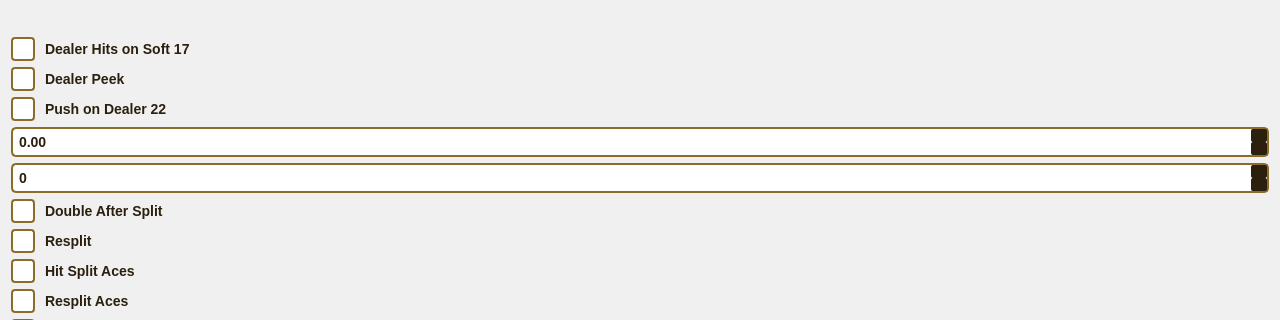
owenharvey78/blackjack-learning-game, file ruleset_widget.ui: the form before one commit; both pictures show x 0 to 1280 and y 123 to 443 of the 1280 by 720 pixel window.
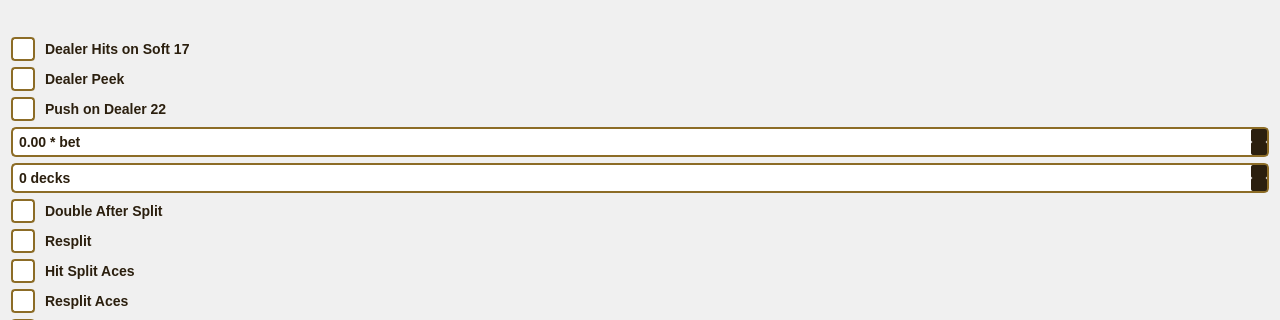
The form after the commit. Icons and pictures are not drawn.

Patch:
```diff
--- a/ruleset_widget.ui
+++ b/ruleset_widget.ui
@@ -185,6 +185,9 @@
      </item>
      <item>
       <widget class="QDoubleSpinBox" name="blackJackPayout">
+       <property name="suffix">
+        <string> * bet</string>
+       </property>
        <property name="maximum">
         <double>3.000000000000000</double>
        </property>
@@ -192,6 +195,9 @@
      </item>
      <item>
       <widget class="QSpinBox" name="numDecks">
+       <property name="suffix">
+        <string> decks</string>
+       </property>
        <property name="maximum">
         <number>10</number>
        </property>
```
